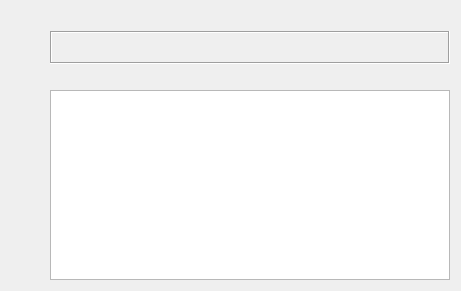
The window that src/messagewidget.ui (ayanko/qammer) describes before a commit, drawn with Qt 5.
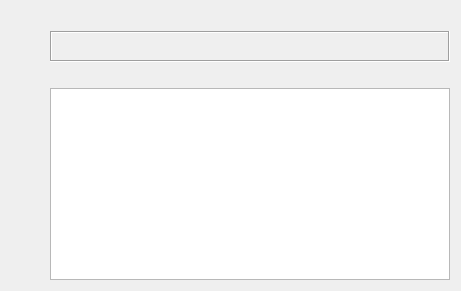
The same window after the commit. Icons and pictures are not drawn.

The edit to the form file:
```diff
--- a/src/messagewidget.ui
+++ b/src/messagewidget.ui
@@ -93,8 +93,8 @@
        </property>
        <property name="minimumSize">
         <size>
-         <width>400</width>
-         <height>33</height>
+         <width>200</width>
+         <height>0</height>
         </size>
        </property>
        <property name="frameShape">
```
